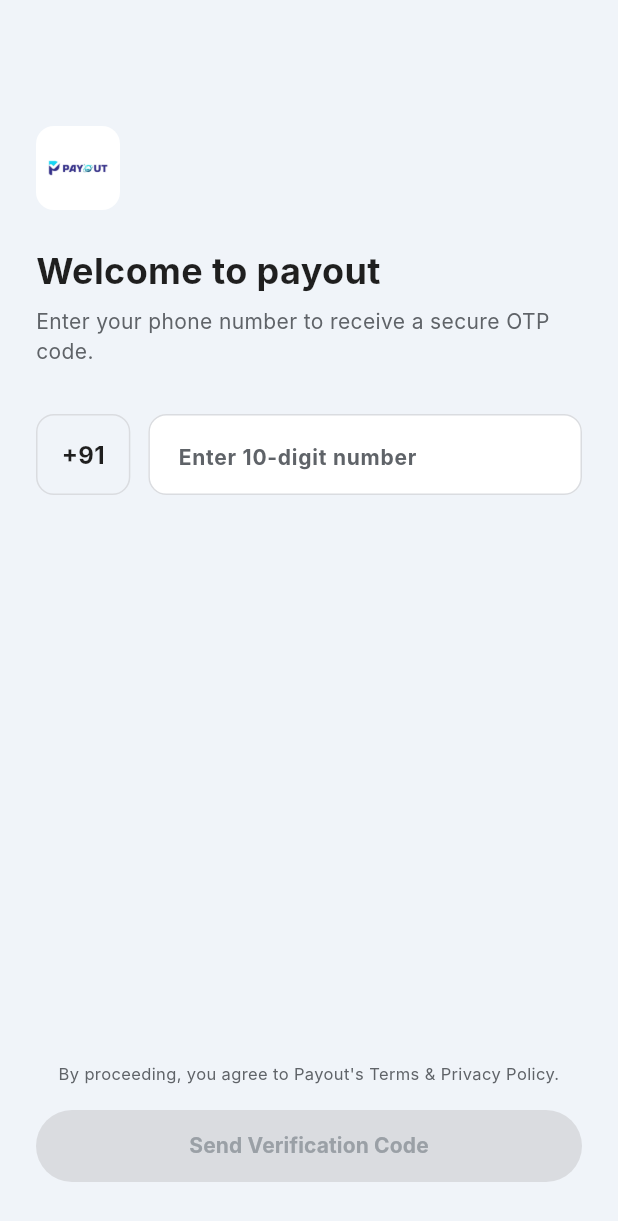
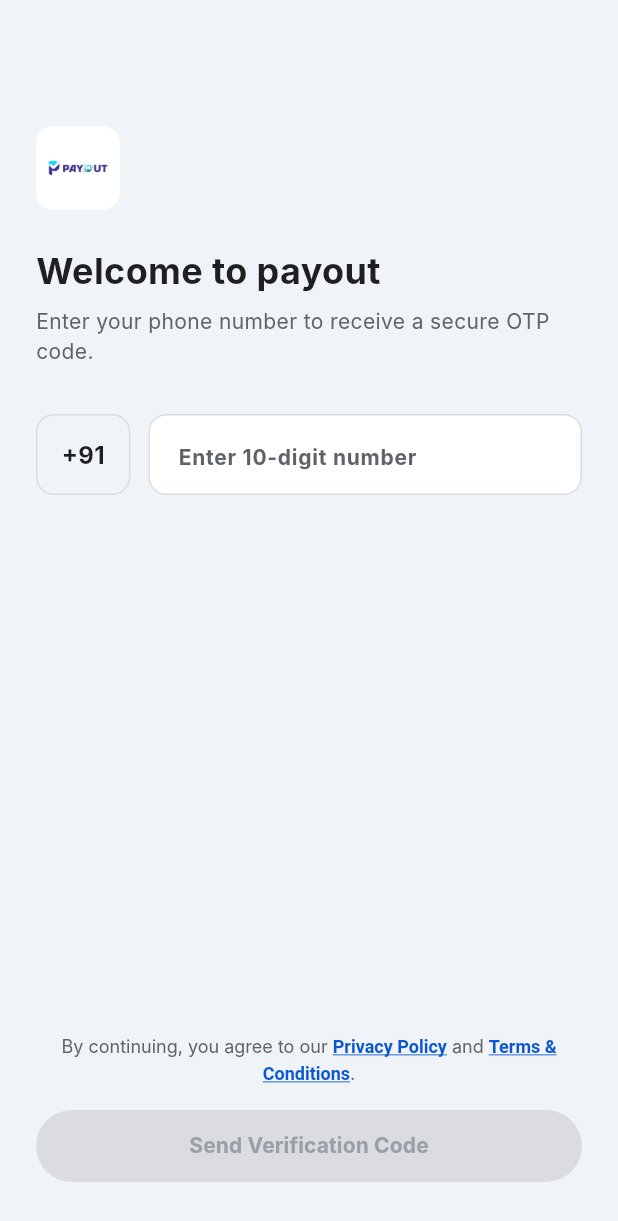
Before and after one commit to srjkunaldeveloper-sudo/PayOut, a Flutter app: the LoginScreen screen opened directly, on a phone screen of 412 x 824 dp. Shown: the top 1221 px of the screen. Run offline on Flutter 3.47's test engine with Material 3 defaults, Android fonts, the phone set to English and light mode, and no system bars; our stand-ins replace dio, shared_preferences; accounts and stored records are empty.

Commit message:
fix(auth): add privacy policy and terms links

```diff
--- a/lib/features/auth/presentation/login_screen.dart
+++ b/lib/features/auth/presentation/login_screen.dart
@@ -1,3 +1,4 @@
+import 'package:flutter/gestures.dart';
 import 'package:flutter/material.dart';
 import 'package:flutter/services.dart';
 import 'package:payout/core/theme/app_theme.dart';
@@ -10,6 +11,7 @@
 import 'package:payout/features/auth/states/auth_state.dart';
 import 'package:payout/features/auth/presentation/widgets/auth_error_widget.dart';
 import 'package:payout/features/auth/presentation/otp_screen.dart';
+import 'package:url_launcher/url_launcher.dart';
 
 class LoginScreen extends StatefulWidget {
   const LoginScreen({super.key});
@@ -29,6 +31,24 @@
   void dispose() {
     _phoneController.dispose();
     super.dispose();
+  }
+
+  Future<void> _launchURL(String urlString) async {
+    final uri = Uri.parse(urlString);
+    try {
+      final launched = await launchUrl(uri, mode: LaunchMode.externalApplication);
+      if (!launched && mounted) {
+        ScaffoldMessenger.of(context).showSnackBar(
+          SnackBar(content: Text('Could not open link: $urlString')),
+        );
+      }
+    } catch (e) {
+      if (mounted) {
+        ScaffoldMessenger.of(context).showSnackBar(
+          SnackBar(content: Text('Could not open link: $urlString')),
+        );
+      }
+    }
   }
 
   void _checkValidation(String value) {
@@ -193,12 +213,38 @@
               ),
               const Spacer(),
               Center(
-                child: Text(
-                  'By proceeding, you agree to Payout\'s Terms & Privacy Policy.',
+                child: RichText(
                   textAlign: TextAlign.center,
-                  style: AppTypography.bodyMedium.copyWith(
-                    fontSize: 11.0,
-                    color: AppColors.textSecondary,
+                  text: TextSpan(
+                    text: 'By continuing, you agree to our ',
+                    style: AppTypography.bodyMedium.copyWith(
+                      fontSize: 12.0,
+                      color: AppColors.textSecondary,
+                    ),
+                    children: [
+                      TextSpan(
+                        text: 'Privacy Policy',
+                        style: const TextStyle(
+                          color: AppColors.primary,
+                          fontWeight: FontWeight.bold,
+                          decoration: TextDecoration.underline,
+                        ),
+                        recognizer: TapGestureRecognizer()
+                          ..onTap = () => _launchURL('https://www.srjupipaymentsnbfcbank.com/privacy-policy.html'),
+                      ),
+                      const TextSpan(text: ' and '),
+                      TextSpan(
+                        text: 'Terms & Conditions',
+                        style: const TextStyle(
+                          color: AppColors.primary,
+                          fontWeight: FontWeight.bold,
+                          decoration: TextDecoration.underline,
+                        ),
+                        recognizer: TapGestureRecognizer()
+                          ..onTap = () => _launchURL('https://www.srjupipaymentsnbfcbank.com/terms-conditions.html'),
+                      ),
+                      const TextSpan(text: '.'),
+                    ],
                   ),
                 ),
               ),
--- a/pubspec.yaml
+++ b/pubspec.yaml
@@ -36,6 +36,7 @@
   cupertino_icons: ^1.0.8
   shared_preferences: ^2.5.5
   dio: ^5.7.0
+  url_launcher: ^6.3.0
 
 dev_dependencies:
   flutter_test:
```
Also changed, not shown: pubspec.lock, 6 other files.
